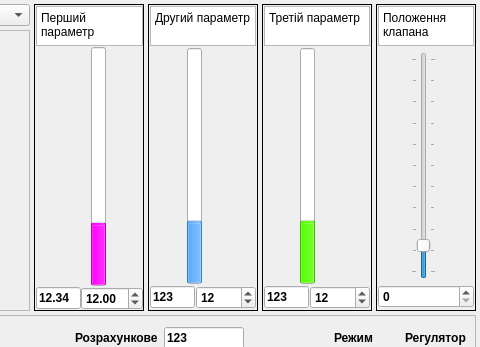
This is panelReg/panelReg.ui in vanessaorgua/lib as Qt 5 draws it before an edit; both pictures show x 432 to 912 and y 0 to 347 of the 912 by 562 pixel window. The edited form follows.
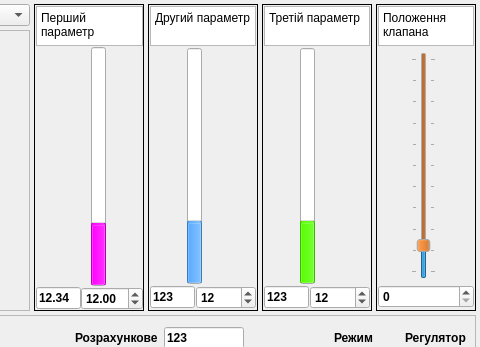
This is the edited form. Icons and pictures are not drawn. Custom widgets are drawn as their Qt base class.

Commit message: Поправлено колір повзунка на панелі регурятора

Diff of the .ui file:
```diff
--- a/panelReg/panelReg.ui
+++ b/panelReg/panelReg.ui
@@ -558,6 +558,43 @@
       </item>
       <item row="1" column="1">
        <widget class="QSlider" name="vsX">
+        <property name="palette">
+         <palette>
+          <active>
+           <colorrole role="Button">
+            <brush brushstyle="SolidPattern">
+             <color alpha="255">
+              <red>192</red>
+              <green>88</green>
+              <blue>0</blue>
+             </color>
+            </brush>
+           </colorrole>
+          </active>
+          <inactive>
+           <colorrole role="Button">
+            <brush brushstyle="SolidPattern">
+             <color alpha="255">
+              <red>192</red>
+              <green>88</green>
+              <blue>0</blue>
+             </color>
+            </brush>
+           </colorrole>
+          </inactive>
+          <disabled>
+           <colorrole role="Button">
+            <brush brushstyle="SolidPattern">
+             <color alpha="255">
+              <red>192</red>
+              <green>88</green>
+              <blue>0</blue>
+             </color>
+            </brush>
+           </colorrole>
+          </disabled>
+         </palette>
+        </property>
         <property name="whatsThis">
          <string>Вихід на клапан</string>
         </property>
```
